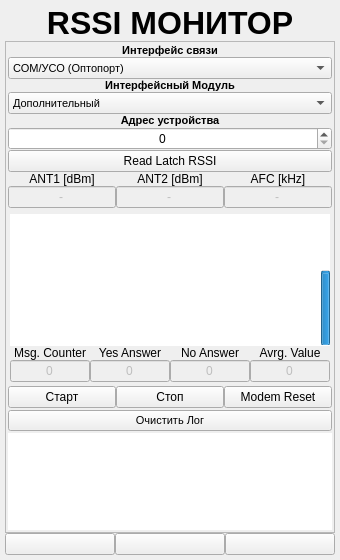
Above: ANDROID_FORMS/rssimonitor_form.ui from DavidSiegman/PLC_RF_Configurator before the change. Below: the same form after it.
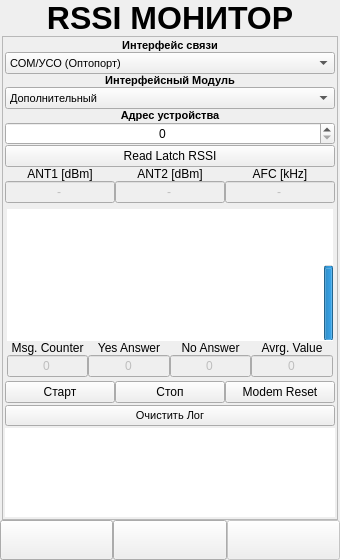
That is the form after the change. Icons and pictures are not drawn.

Diff of the .ui file:
```diff
--- a/ANDROID_FORMS/rssimonitor_form.ui
+++ b/ANDROID_FORMS/rssimonitor_form.ui
@@ -13,23 +13,23 @@
   <property name="windowTitle">
    <string>Form</string>
   </property>
-  <layout class="QGridLayout" name="gridLayout_3">
+  <layout class="QVBoxLayout" name="verticalLayout_9">
+   <property name="spacing">
+    <number>0</number>
+   </property>
    <property name="leftMargin">
-    <number>5</number>
+    <number>0</number>
    </property>
    <property name="topMargin">
-    <number>5</number>
+    <number>0</number>
    </property>
    <property name="rightMargin">
-    <number>5</number>
+    <number>0</number>
    </property>
    <property name="bottomMargin">
-    <number>5</number>
-   </property>
-   <property name="spacing">
     <number>0</number>
    </property>
-   <item row="0" column="0">
+   <item>
     <widget class="QLabel" name="label_1">
      <property name="sizePolicy">
       <sizepolicy hsizetype="Expanding" vsizetype="Minimum">
@@ -59,11 +59,27 @@
      </property>
     </widget>
    </item>
-   <item row="1" column="0">
-    <layout class="QHBoxLayout" name="horizontalLayout_2">
+   <item>
+    <widget class="QWidget" name="Main_Widget" native="true">
+     <property name="styleSheet">
+      <string notr="true"/>
+     </property>
+     <layout class="QVBoxLayout" name="verticalLayout_7">
      <property name="spacing">
       <number>0</number>
      </property>
+      <property name="leftMargin">
+       <number>2</number>
+      </property>
+      <property name="topMargin">
+       <number>0</number>
+      </property>
+      <property name="rightMargin">
+       <number>2</number>
+      </property>
+      <property name="bottomMargin">
+       <number>0</number>
+      </property>
      <item>
       <widget class="QScrollArea" name="scrollArea">
        <property name="horizontalScrollBarPolicy">
@@ -77,8 +93,8 @@
          <rect>
           <x>0</x>
           <y>0</y>
-          <width>309</width>
-          <height>466</height>
+           <width>334</width>
+           <height>475</height>
          </rect>
         </property>
         <layout class="QVBoxLayout" name="verticalLayout_2">
@@ -1064,16 +1080,38 @@
       </widget>
      </item>
     </layout>
+    </widget>
    </item>
-   <item row="2" column="0">
-    <layout class="QHBoxLayout" name="horizontalLayout">
+   <item>
+    <widget class="QWidget" name="DownPanel_Widget" native="true">
+     <property name="styleSheet">
+      <string notr="true"/>
+     </property>
+     <layout class="QVBoxLayout" name="verticalLayout_5">
+      <property name="spacing">
+       <number>0</number>
+      </property>
+      <property name="leftMargin">
+       <number>0</number>
+      </property>
+      <property name="topMargin">
+       <number>0</number>
+      </property>
+      <property name="rightMargin">
+       <number>0</number>
+      </property>
+      <property name="bottomMargin">
+       <number>0</number>
+      </property>
+      <item>
+       <layout class="QHBoxLayout" name="horizontalLayout_5">
      <property name="spacing">
       <number>0</number>
      </property>
      <item>
       <widget class="QPushButton" name="Back">
        <property name="sizePolicy">
-        <sizepolicy hsizetype="Expanding" vsizetype="Minimum">
+           <sizepolicy hsizetype="Minimum" vsizetype="Minimum">
          <horstretch>0</horstretch>
          <verstretch>0</verstretch>
         </sizepolicy>
@@ -1081,13 +1119,7 @@
        <property name="minimumSize">
         <size>
          <width>0</width>
-         <height>0</height>
-        </size>
-       </property>
-       <property name="maximumSize">
-        <size>
-         <width>16777215</width>
-         <height>16777215</height>
+            <height>40</height>
         </size>
        </property>
        <property name="text">
@@ -1108,15 +1140,15 @@
      <item>
       <widget class="QPushButton" name="btnSettings">
        <property name="sizePolicy">
-        <sizepolicy hsizetype="Expanding" vsizetype="Minimum">
+           <sizepolicy hsizetype="Minimum" vsizetype="Minimum">
          <horstretch>0</horstretch>
          <verstretch>0</verstretch>
         </sizepolicy>
        </property>
        <property name="minimumSize">
         <size>
-         <width>40</width>
-         <height>0</height>
+            <width>0</width>
+            <height>40</height>
         </size>
        </property>
        <property name="maximumSize">
@@ -1144,9 +1176,33 @@
       </widget>
      </item>
      <item>
+         <widget class="QWidget" name="Next_Widget" native="true">
+          <property name="enabled">
+           <bool>false</bool>
+          </property>
+          <layout class="QVBoxLayout" name="verticalLayout_8">
+           <property name="spacing">
+            <number>0</number>
+           </property>
+           <property name="leftMargin">
+            <number>0</number>
+           </property>
+           <property name="topMargin">
+            <number>0</number>
+           </property>
+           <property name="rightMargin">
+            <number>0</number>
+           </property>
+           <property name="bottomMargin">
+            <number>0</number>
+           </property>
+           <item>
       <widget class="QPushButton" name="Next">
+             <property name="enabled">
+              <bool>false</bool>
+             </property>
        <property name="sizePolicy">
-        <sizepolicy hsizetype="Expanding" vsizetype="Minimum">
+              <sizepolicy hsizetype="Minimum" vsizetype="Minimum">
          <horstretch>0</horstretch>
          <verstretch>0</verstretch>
         </sizepolicy>
@@ -1154,13 +1210,7 @@
        <property name="minimumSize">
         <size>
          <width>0</width>
-         <height>0</height>
-        </size>
-       </property>
-       <property name="maximumSize">
-        <size>
-         <width>16777215</width>
-         <height>16777215</height>
+               <height>40</height>
         </size>
        </property>
        <property name="text">
@@ -1179,6 +1229,12 @@
       </widget>
      </item>
     </layout>
+         </widget>
+        </item>
+       </layout>
+      </item>
+     </layout>
+    </widget>
    </item>
   </layout>
  </widget>
```
Left out of the diff: 3 changed lines with no effect on the pictures. Lines whose indentation alone changed are shown as unchanged.
